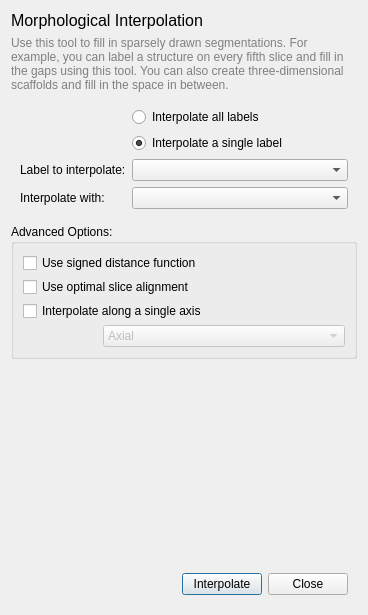
The window that GUI/Qt/Windows/InterpolateLabelsDialog.ui (pyushkevich/itksnap) describes before a commit, drawn with Qt 5.
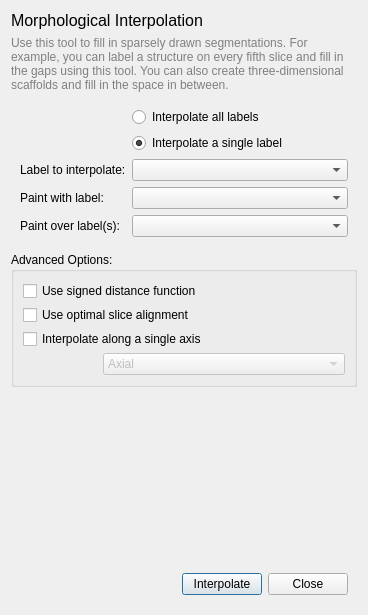
The same window after the commit.

Commit message: Fixed issue with label interpolation where it would not paint over existing labels. Also added option of draw-over label to the interpolate window

The edit to the form file:
```diff
--- a/GUI/Qt/Windows/InterpolateLabelsDialog.ui
+++ b/GUI/Qt/Windows/InterpolateLabelsDialog.ui
@@ -89,7 +89,7 @@
       <item row="3" column="0">
        <widget class="QLabel" name="label_4">
         <property name="text">
-         <string>Interpolate with:</string>
+         <string>Paint with label:</string>
         </property>
        </widget>
       </item>
@@ -100,6 +100,20 @@
         </property>
        </widget>
       </item>
+      <item row="4" column="1">
+       <widget class="QComboBox" name="inDrawOverFilter">
+        <property name="toolTip">
+         <string>&lt;html&gt;&lt;head/&gt;&lt;body&gt;&lt;p&gt;Select which label of set of labels will be painted over during interpolation. You can paint over all labels, clear voxels, or a specific label.&lt;/p&gt;&lt;/body&gt;&lt;/html&gt;</string>
+        </property>
+       </widget>
+      </item>
+      <item row="4" column="0">
+       <widget class="QLabel" name="label_5">
+        <property name="text">
+         <string>Paint over label(s):</string>
+        </property>
+       </widget>
+      </item>
      </layout>
     </widget>
    </item>
```
The commit also changes 5 other files.
